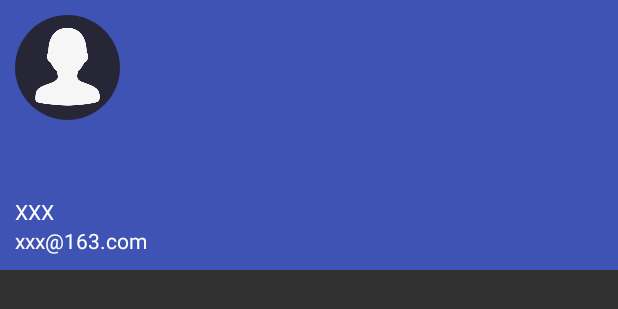
After one commit to scut-wizard/scut-wizard, an Android app: the layout nav_header.xml on its own in the app's theme, with its tools: preview values and no code run, on a phone screen of 412 x 824 dp. The commit adds this screen. Shown: the top 309 px of the screen. Run offline under Robolectric (Android 15) with nearby library versions, the phone set to English and light mode, and no system bars.

Commit message:
增加 主界面 侧滑菜单

```diff
--- a/app/build.gradle
+++ b/app/build.gradle
@@ -9,7 +9,7 @@ android {
     }
     defaultConfig {
         applicationId "com.scut.scutwizard"
-        minSdkVersion 17
+        minSdkVersion 21
         targetSdkVersion 29
         versionCode 1
         versionName "1.0"
@@ -50,6 +50,8 @@ dependencies {
     implementation 'com.wdullaer:materialdatetimepicker:4.2.3'
     implementation 'com.github.LuckSiege.PictureSelector:picture_library:v2.3.9'
     implementation 'com.github.bumptech.glide:glide:4.10.0'
+    implementation 'com.android.support:design:29.2.1'
+    implementation 'de.hdodenhof:circleimageview:2.1.0'
     // implementation 'com.android.support:design:27.1.1'
     // implementation 'com.android.support:support-v4:27.1.1'
 }
--- a/app/src/main/AndroidManifest.xml
+++ b/app/src/main/AndroidManifest.xml
@@ -29,13 +29,10 @@
             android:theme="@style/HelperActivityTheme" />
         <activity
             android:name=".Note.NoteActivity"
-            android:theme="@style/AppTheme.NoActionBar"
             android:label="DDL助手" />
         <activity android:name=".Note.AddEventActivity"
-            android:theme="@style/AppTheme.NoActionBar"
             android:label="增添任务" />
         <activity android:name=".Note.ShowEventActivity"
-            android:theme="@style/AppTheme.NoActionBar"
             android:label="统计信息" />
         <activity
             android:name=".MapActivity"
--- /dev/null
+++ b/app/src/main/res/layout/nav_header.xml
@@ -0,0 +1,29 @@
+<?xml version="1.0" encoding="utf-8"?>
+<RelativeLayout xmlns:android="http://schemas.android.com/apk/res/android"
+    android:layout_width="match_parent"
+    android:layout_height="180dp"
+    android:padding="10dp"
+    android:background="?attr/colorPrimary">
+    <de.hdodenhof.circleimageview.CircleImageView
+        android:id="@+id/icon_user_default"
+        android:layout_width="70dp"
+        android:layout_height="70dp"
+        android:src="@drawable/icon_user_default"/>
+    <TextView
+    android:id="@+id/mall"
+    android:layout_width="wrap_content"
+    android:layout_height="wrap_content"
+    android:layout_alignParentBottom="true"
+    android:text="xxx@163.com"
+    android:textColor="#FFF"
+    android:textSize="14sp"/>
+    <TextView
+        android:id="@+id/username"
+        android:layout_width="wrap_content"
+        android:layout_height="wrap_content"
+        android:layout_above="@id/mall"
+        android:text="XXX"
+        android:textColor="#FFF"
+        android:textSize="14sp"/>
+
+</RelativeLayout>
--- a/app/src/main/res/values/styles.xml
+++ b/app/src/main/res/values/styles.xml
@@ -1,7 +1,7 @@
 <resources>
 
     <!-- Base application theme. -->
-    <style name="AppTheme" parent="Theme.AppCompat.Light.DarkActionBar">
+    <style name="AppTheme" parent="Theme.AppCompat.NoActionBar">
         <!-- Customize your theme here. -->
         <item name="colorPrimary">@color/colorPrimary</item>
         <item name="colorPrimaryDark">@color/colorPrimaryDark</item>
```
Also changed, not shown: app/src/main/java/com/scut/scutwizard/MainActivity.java (+21 -21 lines), app/src/main/java/com/scut/scutwizard/Note/ShowEventActivity.java (+1 -8 lines), app/src/main/res/layout/activity_main.xml (+12 -3 lines), app/src/main/res/layout/activity_show_event.xml (+10 -14 lines), app/src/main/res/menu/main_navigation.xml (+7 -6 lines), app/src/main/res/drawable-xhdpi/ic_nav_helper.png (added), app/src/main/res/drawable-xhdpi/ic_nav_home.png (added), app/src/main/res/drawable-xhdpi/ic_nav_note.png (added), app/src/main/res/drawable-xhdpi/icon_user_default.jpg (added), app/src/main/res/drawable/coffee_bg.jpg (added).
